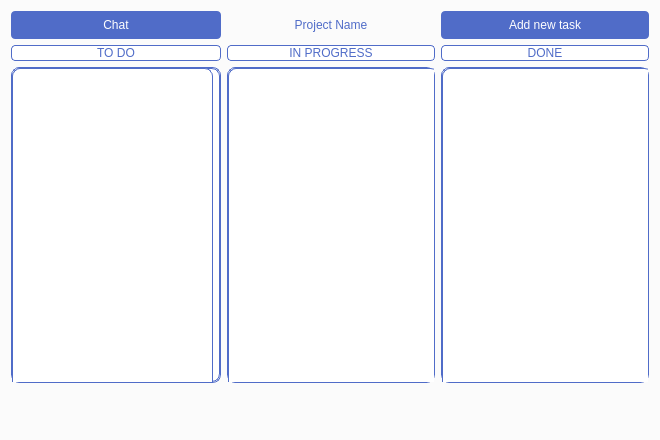
The window that client/include/projectwindow.ui (cowboymalboro1884/MessLess) describes before a commit, drawn with Qt 5.
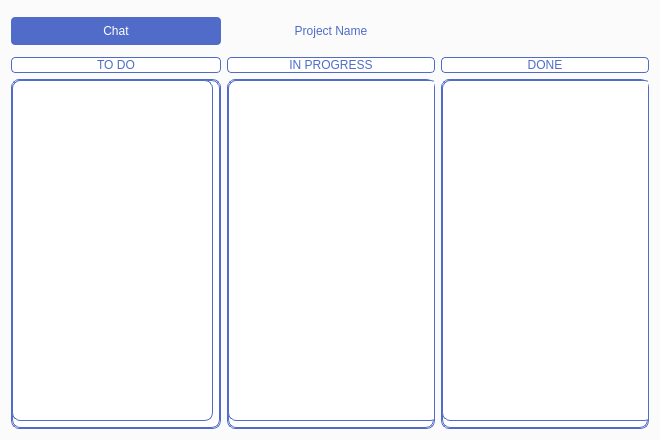
The same window after the commit. Icons and pictures are not drawn.

What changed in the file:
```diff
--- a/client/include/projectwindow.ui
+++ b/client/include/projectwindow.ui
@@ -37,34 +37,26 @@
   <layout class="QVBoxLayout" name="verticalLayout_2">
    <item>
     <layout class="QGridLayout" name="gridLayout">
-     <item row="0" column="1">
-      <widget class="QLabel" name="project_name">
-       <property name="maximumSize">
-        <size>
-         <width>16777215</width>
-         <height>20</height>
-        </size>
-       </property>
+     <item row="2" column="0">
+      <widget class="QLabel" name="TODO">
        <property name="styleSheet">
         <string notr="true">color: rgb(80, 108, 200);
-font: 87 8pt &quot;Arial Black&quot;;</string>
+background-color: white;
+border-radius: 4px;
+border: 0.5px solid  rgb(80, 108, 200);
+font: 87 8pt &quot;Arial Black&quot;;
+</string>
        </property>
        <property name="text">
-        <string>Project Name</string>
+        <string>TO DO</string>
        </property>
        <property name="alignment">
         <set>Qt::AlignCenter</set>
        </property>
       </widget>
      </item>
-     <item row="1" column="1">
-      <widget class="QLabel" name="INPROGRESS">
-       <property name="maximumSize">
-        <size>
-         <width>16777215</width>
-         <height>20</height>
-        </size>
-       </property>
+     <item row="2" column="2">
+      <widget class="QLabel" name="DONE">
        <property name="styleSheet">
         <string notr="true">color: rgb(80, 108, 200);
 background-color: white;
@@ -73,36 +65,14 @@
 font: 87 8pt &quot;Arial Black&quot;;</string>
        </property>
        <property name="text">
-        <string>IN PROGRESS</string>
+        <string>DONE</string>
        </property>
        <property name="alignment">
         <set>Qt::AlignCenter</set>
        </property>
       </widget>
      </item>
-     <item row="0" column="0">
-      <widget class="QPushButton" name="project_chat">
-       <property name="styleSheet">
-        <string notr="true">QPushButton {
-background-color: rgb(80, 108, 200);
-	color: white;
-border: 1px black;
-     border-radius: 4px;
-	height:28px;
-	font: 63 8pt &quot;Yu Gothic UI Semibold&quot;;
-}
-
-
-QPushButton:hover{
-border: 1px solid rgb(255, 255, 255);
-}</string>
-       </property>
-       <property name="text">
-        <string>Chat</string>
-       </property>
-      </widget>
-     </item>
-     <item row="3" column="1">
+     <item row="4" column="1">
       <layout class="QVBoxLayout" name="task_in_progress">
        <item>
         <widget class="QScrollArea" name="task_in_progress_scroll_area">
@@ -138,7 +108,7 @@
             <x>0</x>
             <y>0</y>
             <width>206</width>
-            <height>303</height>
+            <height>338</height>
            </rect>
           </property>
           <widget class="QWidget" name="verticalLayoutWidget_2">
@@ -147,7 +117,7 @@
              <x>0</x>
              <y>0</y>
              <width>211</width>
-             <height>351</height>
+             <height>341</height>
             </rect>
            </property>
            <layout class="QVBoxLayout" name="task_in_progress_layout"/>
@@ -157,116 +127,7 @@
        </item>
       </layout>
      </item>
-     <item row="0" column="2">
-      <widget class="QPushButton" name="add_new_task">
-       <property name="styleSheet">
-        <string notr="true">QPushButton {
-background-color: rgb(80, 108, 200);
-	color: white;
-border: 1px black;
-     border-radius: 4px;
-	height:28px;
-	font: 63 8pt &quot;Yu Gothic UI Semibold&quot;;
-}
-
-
-QPushButton:hover{
-border: 1px solid rgb(255, 255, 255);
-}</string>
-       </property>
-       <property name="text">
-        <string>Add new task</string>
-       </property>
-      </widget>
-     </item>
-     <item row="1" column="2">
-      <widget class="QLabel" name="DONE">
-       <property name="styleSheet">
-        <string notr="true">color: rgb(80, 108, 200);
-background-color: white;
-border-radius: 4px;
-border: 0.5px solid  rgb(80, 108, 200);
-font: 87 8pt &quot;Arial Black&quot;;</string>
-       </property>
-       <property name="text">
-        <string>DONE</string>
-       </property>
-       <property name="alignment">
-        <set>Qt::AlignCenter</set>
-       </property>
-      </widget>
-     </item>
-     <item row="3" column="2">
-      <layout class="QVBoxLayout" name="task_done">
-       <property name="spacing">
-        <number>7</number>
-       </property>
-       <item>
-        <widget class="QScrollArea" name="task_done_scroll_area">
-         <property name="sizePolicy">
-          <sizepolicy hsizetype="Fixed" vsizetype="Expanding">
-           <horstretch>0</horstretch>
-           <verstretch>0</verstretch>
-          </sizepolicy>
-         </property>
-         <property name="minimumSize">
-          <size>
-           <width>208</width>
-           <height>0</height>
-          </size>
-         </property>
-         <property name="styleSheet">
-          <string notr="true">background-color: white;
-border-radius: 8px;
-border: 0.5px solid rgb(80, 108, 200);</string>
-         </property>
-         <property name="widgetResizable">
-          <bool>true</bool>
-         </property>
-         <widget class="QWidget" name="scrollAreaWidgetContents_3">
-          <property name="geometry">
-           <rect>
-            <x>0</x>
-            <y>0</y>
-            <width>206</width>
-            <height>303</height>
-           </rect>
-          </property>
-          <widget class="QWidget" name="verticalLayoutWidget_3">
-           <property name="geometry">
-            <rect>
-             <x>0</x>
-             <y>0</y>
-             <width>211</width>
-             <height>351</height>
-            </rect>
-           </property>
-           <layout class="QVBoxLayout" name="task_done_layout"/>
-          </widget>
-         </widget>
-        </widget>
-       </item>
-      </layout>
-     </item>
-     <item row="1" column="0">
-      <widget class="QLabel" name="TODO">
-       <property name="styleSheet">
-        <string notr="true">color: rgb(80, 108, 200);
-background-color: white;
-border-radius: 4px;
-border: 0.5px solid  rgb(80, 108, 200);
-font: 87 8pt &quot;Arial Black&quot;;
-</string>
-       </property>
-       <property name="text">
-        <string>TO DO</string>
-       </property>
-       <property name="alignment">
-        <set>Qt::AlignCenter</set>
-       </property>
-      </widget>
-     </item>
-     <item row="3" column="0">
+     <item row="4" column="0">
       <layout class="QVBoxLayout" name="task_to_do">
        <property name="spacing">
         <number>1</number>
@@ -299,7 +160,7 @@
             <x>0</x>
             <y>0</y>
             <width>198</width>
-            <height>303</height>
+            <height>338</height>
            </rect>
           </property>
           <widget class="QWidget" name="verticalLayoutWidget">
@@ -308,7 +169,7 @@
              <x>0</x>
              <y>0</y>
              <width>201</width>
-             <height>351</height>
+             <height>341</height>
             </rect>
            </property>
            <layout class="QVBoxLayout" name="task_to_do_layout"/>
@@ -318,7 +179,124 @@
        </item>
       </layout>
      </item>
-     <item row="4" column="1">
+     <item row="0" column="0">
+      <widget class="QPushButton" name="project_chat">
+       <property name="styleSheet">
+        <string notr="true">QPushButton {
+background-color: rgb(80, 108, 200);
+	color: white;
+border: 1px black;
+     border-radius: 4px;
+	height:28px;
+	font: 63 8pt &quot;Yu Gothic UI Semibold&quot;;
+}
+
+
+QPushButton:hover{
+border: 1px solid rgb(255, 255, 255);
+}</string>
+       </property>
+       <property name="text">
+        <string>Chat</string>
+       </property>
+      </widget>
+     </item>
+     <item row="4" column="2">
+      <layout class="QVBoxLayout" name="task_done">
+       <property name="spacing">
+        <number>7</number>
+       </property>
+       <item>
+        <widget class="QScrollArea" name="task_done_scroll_area">
+         <property name="sizePolicy">
+          <sizepolicy hsizetype="Fixed" vsizetype="Expanding">
+           <horstretch>0</horstretch>
+           <verstretch>0</verstretch>
+          </sizepolicy>
+         </property>
+         <property name="minimumSize">
+          <size>
+           <width>208</width>
+           <height>0</height>
+          </size>
+         </property>
+         <property name="styleSheet">
+          <string notr="true">background-color: white;
+border-radius: 8px;
+border: 0.5px solid rgb(80, 108, 200);</string>
+         </property>
+         <property name="widgetResizable">
+          <bool>true</bool>
+         </property>
+         <widget class="QWidget" name="scrollAreaWidgetContents_3">
+          <property name="geometry">
+           <rect>
+            <x>0</x>
+            <y>0</y>
+            <width>206</width>
+            <height>338</height>
+           </rect>
+          </property>
+          <widget class="QWidget" name="verticalLayoutWidget_3">
+           <property name="geometry">
+            <rect>
+             <x>0</x>
+             <y>0</y>
+             <width>211</width>
+             <height>341</height>
+            </rect>
+           </property>
+           <layout class="QVBoxLayout" name="task_done_layout"/>
+          </widget>
+         </widget>
+        </widget>
+       </item>
+      </layout>
+     </item>
+     <item row="2" column="1">
+      <widget class="QLabel" name="INPROGRESS">
+       <property name="maximumSize">
+        <size>
+         <width>16777215</width>
+         <height>20</height>
+        </size>
+       </property>
+       <property name="styleSheet">
+        <string notr="true">color: rgb(80, 108, 200);
+background-color: white;
+border-radius: 4px;
+border: 0.5px solid  rgb(80, 108, 200);
+font: 87 8pt &quot;Arial Black&quot;;</string>
+       </property>
+       <property name="text">
+        <string>IN PROGRESS</string>
+       </property>
+       <property name="alignment">
+        <set>Qt::AlignCenter</set>
+       </property>
+      </widget>
+     </item>
+     <item row="0" column="1">
+      <widget class="QLabel" name="project_name">
+       <property name="maximumSize">
+        <size>
+         <width>16777215</width>
+         <height>20</height>
+        </size>
+       </property>
+       <property name="styleSheet">
+        <string notr="true">color: rgb(80, 108, 200);
+font: 87 8pt &quot;Arial Black&quot;;</string>
+       </property>
+       <property name="text">
+        <string>Project Name</string>
+       </property>
+       <property name="alignment">
+        <set>Qt::AlignCenter</set>
+       </property>
+      </widget>
+     </item>
+     <item row="0" column="2">
       <widget class="QPushButton" name="settings">
        <property name="maximumSize">
         <size>
```
